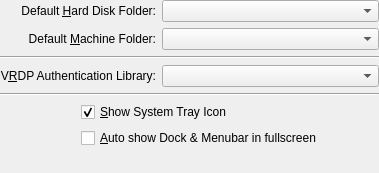
Above: vbox/src/VBox/Frontends/VirtualBox/src/settings/global/VBoxGLSettingsGeneral.ui from jljuxgm/vboxgit before the change. Below: the same form after it.
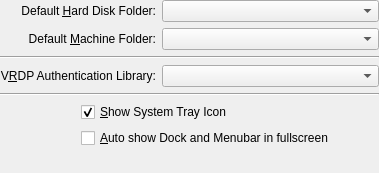
That is the form after the change. Custom widgets are drawn as their Qt base class.

```diff
--- a/vbox/src/VBox/Frontends/VirtualBox/src/settings/global/VBoxGLSettingsGeneral.ui
+++ b/vbox/src/VBox/Frontends/VirtualBox/src/settings/global/VBoxGLSettingsGeneral.ui
@@ -143,7 +143,7 @@
    <item row="6" column="1" colspan="2">
     <widget class="QCheckBox" name="mCbCheckPresentationMode">
      <property name="text">
-      <string>&amp;Auto show Dock &amp;&amp; Menubar in fullscreen</string>
+      <string>&amp;Auto show Dock and Menubar in fullscreen</string>
      </property>
     </widget>
    </item>
```
